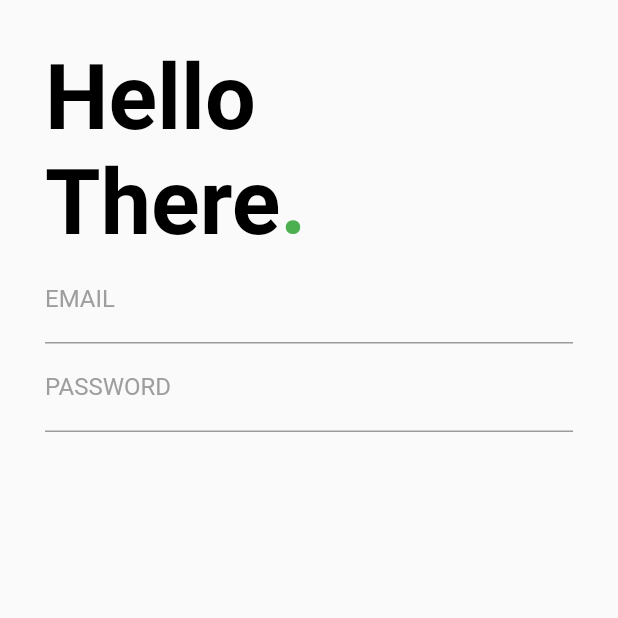
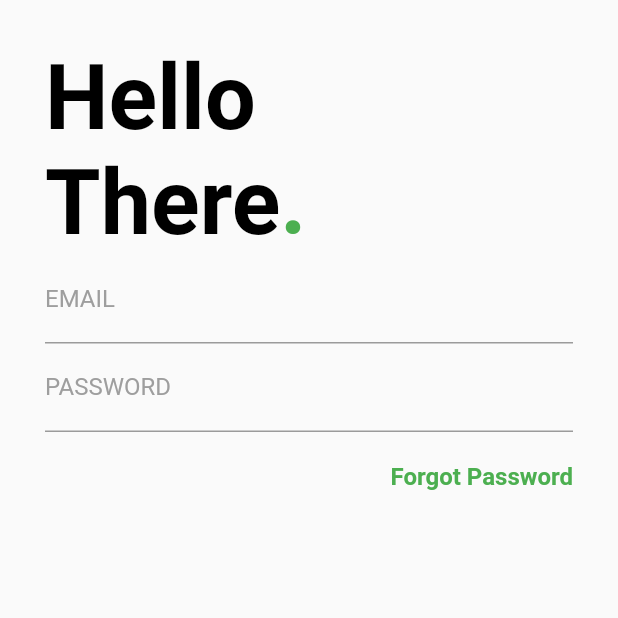
Before and after one commit to jacepm/flutter-login, a Flutter app: the screen it shows after launch, on a phone screen of 412 x 824 dp, the top half of it. Run offline on Flutter 3.47's test engine with Material 2 defaults, Android fonts, the phone set to English and light mode, and no system bars; Roboto replaces fonts that are missing (Montserrat).

Commit message:
feat: add GestureDetector forgot password

```diff
--- a/lib/main.dart
+++ b/lib/main.dart
@@ -33,10 +33,11 @@ class _MyHomePageState extends State<MyHomePage> {
   @override
   Widget build(BuildContext context) {
     return Scaffold(
-      body: Container(
+      body: SingleChildScrollView(
+        child: Container(
           margin: EdgeInsets.all(30.0),
           child: Column(
-          crossAxisAlignment: CrossAxisAlignment.start,
+            crossAxisAlignment: CrossAxisAlignment.stretch,
             children: <Widget>[
               _titleBuilder(text: 'Hello'),
               Row(
@@ -51,7 +52,21 @@ class _MyHomePageState extends State<MyHomePage> {
                 label: 'PASSWORD',
                 obscureText: true,
               ),
+              SizedBox(height: 20.0),
+              GestureDetector(
+                child: Text(
+                  'Forgot Password',
+                  style: TextStyle(
+                    color: Colors.green,
+                    fontSize: 16.0,
+                    fontWeight: FontWeight.bold,
+                  ),
+                  textAlign: TextAlign.right,
+                ),
+                onTap: () {},
+              ),
             ],
+          ),
         ),
       ),
     );
@@ -61,7 +76,7 @@ class _MyHomePageState extends State<MyHomePage> {
     return Text(
       text,
       style: TextStyle(
-        fontSize: 60,
+        fontSize: 60.0,
         fontWeight: FontWeight.bold,
         color: color,
       ),
```
Lines whose indentation alone changed are shown as unchanged.
